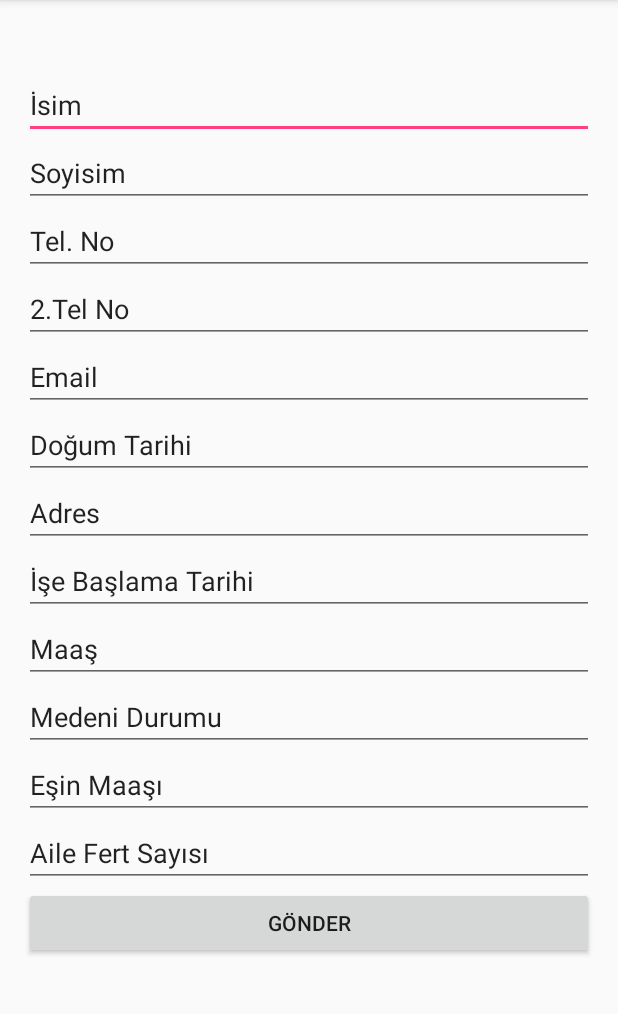
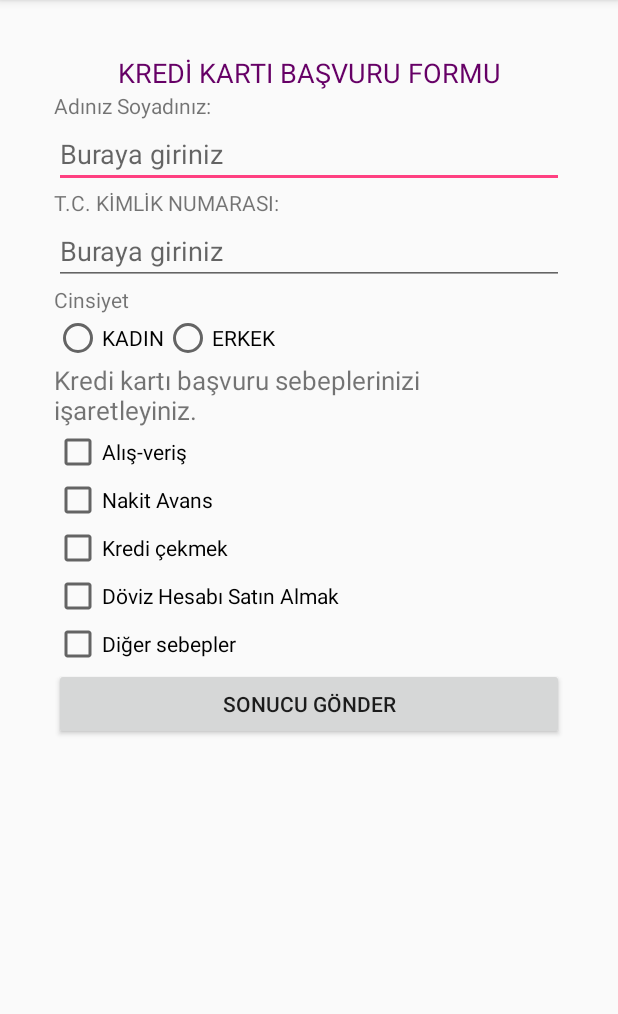
Before and after one commit to ErdemAkin/KrediKartBasvuru, an Android app: the screen it shows after launch (MainActivity), on a phone screen of 412 x 824 dp, the part 84-1098 px from its top. Run offline under Robolectric (Android 15) with nearby library versions, the phone set to English and light mode, and no system bars.

Commit message:
Scroll View CheckBox Radio Button vb. View ların kullanılması

```diff
--- a/app/src/main/java/com/deneme1/erel/kredikartbasvuru/MainActivity.java
+++ b/app/src/main/java/com/deneme1/erel/kredikartbasvuru/MainActivity.java
@@ -2,8 +2,13 @@ package com.deneme1.erel.kredikartbasvuru;
 
 import android.support.v7.app.AppCompatActivity;
 import android.os.Bundle;
+import android.view.View;
 import android.widget.Button;
+import android.widget.CheckBox;
 import android.widget.EditText;
+import android.widget.RadioButton;
+import android.widget.RadioGroup;
+import android.widget.Toast;
 
 //120202001 - Ali Erdem Akın
 
@@ -19,26 +24,63 @@ import android.widget.EditText;
 
 public class MainActivity extends AppCompatActivity {
 
+    RadioGroup rg;
+    RadioButton rb1, rb2;
+    private CheckBox cb1, cb2, cb3, cb4, cb5;
+    private Button b1;
+
     @Override
     protected void onCreate(Bundle savedInstanceState) {
         super.onCreate(savedInstanceState);
         setContentView(R.layout.activity_main);
 
-        final EditText et = (EditText) findViewById(R.id.editText);
-        final EditText et2 = (EditText) findViewById(R.id.editText2);
-        final EditText et3 = (EditText) findViewById(R.id.editText3);
-        final EditText et4 = (EditText) findViewById(R.id.editText4);
-        final EditText et5 = (EditText) findViewById(R.id.editText5);
-        final EditText et6 = (EditText) findViewById(R.id.editText6);
-        final EditText et7 = (EditText) findViewById(R.id.editText7);
-        final EditText et8 = (EditText) findViewById(R.id.editText8);
-        final EditText et9 = (EditText) findViewById(R.id.editText9);
-        final EditText et10 = (EditText) findViewById(R.id.editText10);
-        final EditText et11 = (EditText) findViewById(R.id.editText11);
-        final EditText et12 = (EditText) findViewById(R.id.editText12);
+        rg = (RadioGroup) findViewById(R.id.rgroup);
+        rb1 = (RadioButton) findViewById(R.id.rbutton1);
+        rb2 = (RadioButton) findViewById(R.id.rbutton2);
 
+        cb1 = (CheckBox) findViewById(R.id.checkBox1);
+        cb2 = (CheckBox) findViewById(R.id.checkBox2);
+        cb3 = (CheckBox) findViewById(R.id.checkBox3);
+        cb4 = (CheckBox) findViewById(R.id.checkBox4);
+        cb5 = (CheckBox) findViewById(R.id.checkBox5);
+        b1 = (Button) findViewById(R.id.button1);
 
-        Button buton = (Button) findViewById(R.id.button);
+        b1.setOnClickListener(new View.OnClickListener() {
+
+            public void onClick(View v) {
+                int butonid = rg.getCheckedRadioButtonId();
+                String text = "";
+                switch (butonid) {
+                    case R.id.rbutton1: {
+                        text = "BAYAN";
+                        break;
+                    }
+                    case R.id.rbutton2: {
+                        text = "BAY ";
+                        break;
+                    }
+                }
+
+                if (cb1.isChecked()) {
+                    text = text + " " + cb1.getText().toString() + "\n";
+                }
+                if (cb2.isChecked()) {
+                    text = text + " " + cb2.getText().toString() + "\n";
+                }
+                if (cb3.isChecked()) {
+                    text = text + " " + cb3.getText().toString() + "\n";
+                }
+                if (cb4.isChecked()) {
+                    text = text + " " + cb4.getText().toString() + "\n";
+                }
+                if (cb5.isChecked()) {
+                    text = text + " " + cb5.getText().toString() + "\n";
+                }
+
+                Toast.makeText(getApplicationContext(), "Yanıtlarınız gönderildi: \n" + text, 0).show();
+
+            }
+        });
 
     }
 }
--- a/app/src/main/res/layout/activity_main.xml
+++ b/app/src/main/res/layout/activity_main.xml
@@ -16,144 +16,107 @@
         android:layout_alignParentTop="true"
         android:layout_alignParentStart="true">
 
-        <LinearLayout
+        <LinearLayout xmlns:android="http://schemas.android.com/apk/res/android"
+            android:layout_width="match_parent"
+            android:layout_height="match_parent"
             android:orientation="vertical"
-            android:layout_width="match_parent"
-            android:layout_height="wrap_content"
-            android:weightSum="1">
+            android:layout_margin="20dp">
+            <TextView
+                android:layout_width="match_parent"
+                android:layout_height="wrap_content"
+                android:text="KREDİ KARTI BAŞVURU FORMU"
+                android:textSize="18sp"
+                android:gravity="center"
+                android:textColor="#660066"
+                />
+            <TextView
+                android:layout_width="wrap_content"
+                android:layout_height="wrap_content"
+                android:text="Adınız Soyadınız:"
 
+
+                />
             <EditText
                 android:layout_width="match_parent"
                 android:layout_height="wrap_content"
-                android:inputType="textPersonName"
-                android:text="İsim"
-                android:ems="10"
-                android:id="@+id/editText"
-                android:layout_alignParentTop="true"
-                android:layout_centerHorizontal="true"
-                android:layout_marginTop="31dp" />
+                android:hint="Buraya giriniz"
 
+                android:id="@+id/editText" />
+            <TextView
+                android:layout_width="match_parent"
+                android:layout_height="wrap_content"
+                android:text="T.C. KİMLİK NUMARASI:"
+
+                />
             <EditText
                 android:layout_width="match_parent"
                 android:layout_height="wrap_content"
-                android:inputType="textPersonName"
-                android:text="Soyisim"
-                android:ems="10"
-                android:id="@+id/editText2"
-                android:layout_below="@+id/editText"
-                android:layout_alignLeft="@+id/editText"
-                android:layout_alignStart="@+id/editText" />
+                android:hint="Buraya giriniz"
 
-            <EditText
+                android:id="@+id/editText2" />
+            <TextView
                 android:layout_width="match_parent"
                 android:layout_height="wrap_content"
-                android:inputType="phone"
-                android:ems="10"
-                android:id="@+id/editText3"
-                android:layout_below="@+id/editText2"
-                android:layout_centerHorizontal="true"
-                android:text="Tel. No" />
+                android:text="Cinsiyet"
 
-            <EditText
+                />
+            <RadioGroup
                 android:layout_width="match_parent"
                 android:layout_height="wrap_content"
-                android:inputType="phone"
-                android:ems="10"
-                android:id="@+id/editText4"
-                android:layout_below="@+id/editText3"
-                android:layout_centerHorizontal="true"
-                android:text="2.Tel No" />
+                android:orientation="horizontal"
+                android:layout_gravity="center"
+                android:id="@+id/rgroup"
+                >
 
-            <EditText
-                android:layout_width="match_parent"
+                <RadioButton
+                    android:layout_width="wrap_content"
+                    android:layout_height="wrap_content"
+                    android:text="KADIN"
+                    android:id="@+id/rbutton1"
+                    />
+                <RadioButton
+                    android:layout_width="wrap_content"
+                    android:layout_height="wrap_content"
+                    android:text="ERKEK"
+                    android:id="@+id/rbutton2"
+                    />
+            </RadioGroup>
+            <TextView
+                android:layout_width="wrap_content"
                 android:layout_height="wrap_content"
-                android:inputType="textEmailAddress"
-                android:ems="10"
-                android:id="@+id/editText5"
-                android:layout_below="@+id/editText4"
-                android:layout_centerHorizontal="true"
-                android:text="Email" />
-
-            <EditText
-                android:layout_width="match_parent"
+                android:text="Kredi kartı başvuru sebeplerinizi işaretleyiniz."
+                android:textSize="17sp"
+                />
+            <CheckBox
+                android:layout_width="wrap_content"
                 android:layout_height="wrap_content"
-                android:inputType="date"
-                android:ems="10"
-                android:id="@+id/editText6"
-                android:layout_below="@+id/editText5"
-                android:layout_centerHorizontal="true"
-                android:text="Doğum Tarihi" />
-
-            <EditText
-                android:layout_width="match_parent"
+                android:text="Alış-veriş "
+                android:id="@+id/checkBox1"/>/>
+            <CheckBox
+                android:layout_width="wrap_content"
                 android:layout_height="wrap_content"
-                android:id="@+id/editText7"
-                android:text="Adres"
-                android:layout_alignTop="@+id/scrollView"
-                android:layout_alignRight="@+id/editText6"
-                android:layout_alignEnd="@+id/editText6"
-                android:layout_alignLeft="@+id/editText6"
-                android:layout_alignStart="@+id/editText6"
-                android:layout_weight="3.16"
-                android:inputType="textMultiLine" />
-
-            <EditText
-                android:layout_width="match_parent"
+                android:text="Nakit Avans"
+                android:id="@+id/checkBox2"/>/>
+            <CheckBox
+                android:layout_width="wrap_content"
                 android:layout_height="wrap_content"
-                android:inputType="date"
-                android:ems="10"
-                android:id="@+id/editText8"
-                android:layout_below="@+id/editText7"
-                android:layout_centerHorizontal="true"
-                android:text="İşe Başlama Tarihi" />
-
-            <EditText
-                android:layout_width="match_parent"
+                android:text="Kredi çekmek"
+                android:id="@+id/checkBox3"/>/>
+            <CheckBox
+                android:layout_width="wrap_content"
                 android:layout_height="wrap_content"
-                android:id="@+id/editText9"
-                android:layout_below="@+id/editText8"
-                android:text="Maaş"
-                android:layout_alignRight="@+id/editText8"
-                android:layout_alignEnd="@+id/editText8"
-                android:layout_alignLeft="@+id/editText8"
-                android:layout_alignStart="@+id/editText8" />
-
-            <EditText
-                android:layout_width="match_parent"
-                android:layout_height="match_parent"
-                android:id="@+id/editText10"
-                android:layout_below="@+id/editText9"
-                android:text="Medeni Durumu"
-                android:layout_alignRight="@+id/editText12"
-                android:layout_alignEnd="@+id/editText12"
-                android:layout_alignLeft="@+id/editText12"
-                android:layout_alignStart="@+id/editText12" />
-
-            <EditText
-                android:layout_width="match_parent"
+                android:text="Döviz Hesabı Satın Almak"
+                android:id="@+id/checkBox4"/>/>
+            <CheckBox
+                android:layout_width="wrap_content"
                 android:layout_height="wrap_content"
-                android:id="@+id/editText11"
-                android:layout_alignBottom="@+id/editText10"
-                android:layout_alignLeft="@+id/editText10"
-                android:layout_alignStart="@+id/editText10"
-                android:text="Eşin Maaşı" />
-
-            <EditText
-                android:layout_width="match_parent"
-                android:layout_height="wrap_content"
-                android:id="@+id/editText12"
-                android:layout_below="@+id/editText10"
-                android:layout_centerHorizontal="true"
-                android:text="Aile Fert Sayısı" />
-
+                android:text="Diğer sebepler "
+                android:id="@+id/checkBox5"/>/>
             <Button
                 android:layout_width="match_parent"
                 android:layout_height="wrap_content"
-                android:text="GÖNDER"
-                android:id="@+id/button"
-                android:layout_below="@+id/editText12"
-                android:layout_centerHorizontal="true" />
-
+                android:text="Sonucu Gönder"
+                android:id="@+id/button1"/>/>
         </LinearLayout>
     </ScrollView>
 
--- a/build.gradle
+++ b/build.gradle
@@ -5,7 +5,7 @@ buildscript {
         jcenter()
     }
     dependencies {
-        classpath 'com.android.tools.build:gradle:2.2.2'
+        classpath 'com.android.tools.build:gradle:2.2.3'
 
         // NOTE: Do not place your application dependencies here; they belong
         // in the individual module build.gradle files
```
